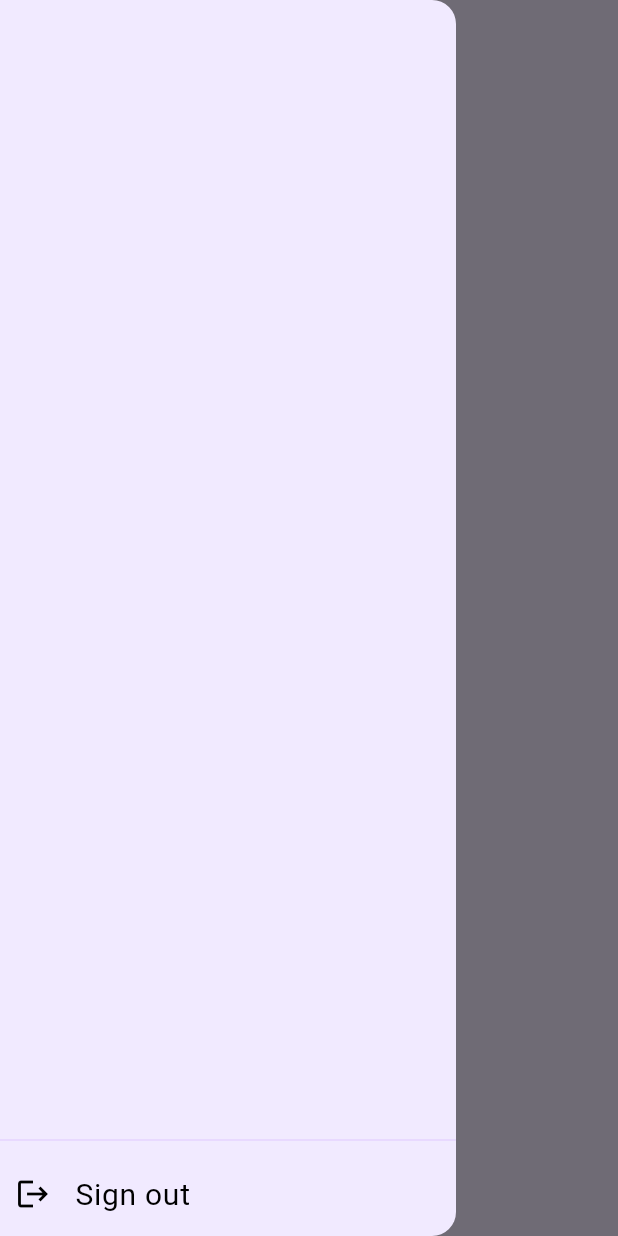
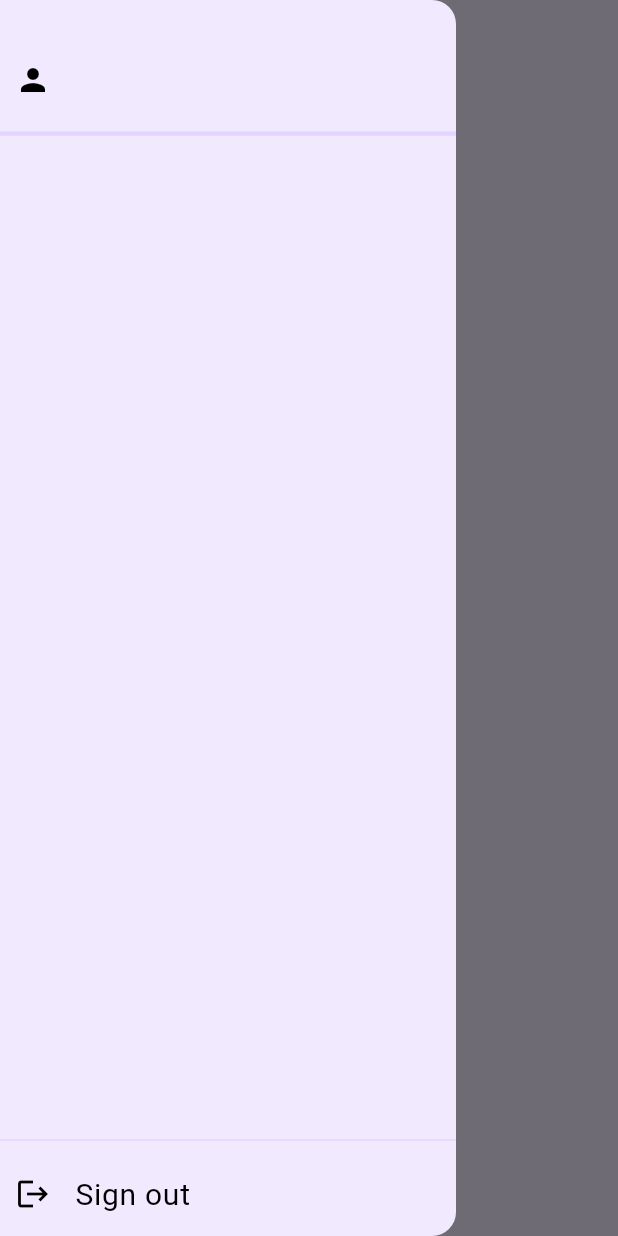
Before and after one commit to KaustubhVaidya404/Ova-Assignment-FLUTTER-KaustubhVaidya404, a Flutter app: the screen it shows once a user with an empty profile is signed in, with the side drawer open, on a phone screen of 412 x 824 dp. Run offline on Flutter 3.47's test engine with Material 3 defaults, Android fonts, the phone set to English and light mode, and no system bars; our stand-ins replace cloud_firestore, firebase_auth, firebase_core; accounts and stored records are empty.

Commit message:
updated drawer

```diff
--- a/lib/components/cus_drawer.dart
+++ b/lib/components/cus_drawer.dart
@@ -1,8 +1,11 @@
 import 'package:chatlily/fireservices/auth/auth_service.dart';
+import 'package:firebase_auth/firebase_auth.dart';
 import 'package:flutter/material.dart';
 
 class CusDrawer extends StatelessWidget {
-  const CusDrawer({super.key});
+  CusDrawer({super.key});
+
+  String? user = FireAuthService().getCurrentUser()!.email;
 
   @override
   Widget build(BuildContext context) {
@@ -10,6 +13,21 @@ class CusDrawer extends StatelessWidget {
       backgroundColor: Theme.of(context).colorScheme.background,
       child: Column(
         children: [
+          const SizedBox(
+            height: 25,
+          ),
+          ListTile(
+            contentPadding: const EdgeInsets.symmetric(horizontal: 10),
+            leading: const Icon(Icons.person),
+            title: Text(
+              user!,
+              style: const TextStyle(fontSize: 20),
+            ),
+          ),
+          Divider(
+            color: Theme.of(context).colorScheme.primary,
+            thickness: 3,
+          ),
           Flexible(
             flex: 1,
             child: Container(),
--- a/lib/screens/home_page.dart
+++ b/lib/screens/home_page.dart
@@ -27,7 +27,7 @@ class HomePage extends StatelessWidget {
               fontSize: 35),
         ),
       ),
-      drawer: const CusDrawer(),
+      drawer: CusDrawer(),
       body: StreamBuilder(
           stream: chatService.getUser(),
           builder: (context, snapshots) {
```
